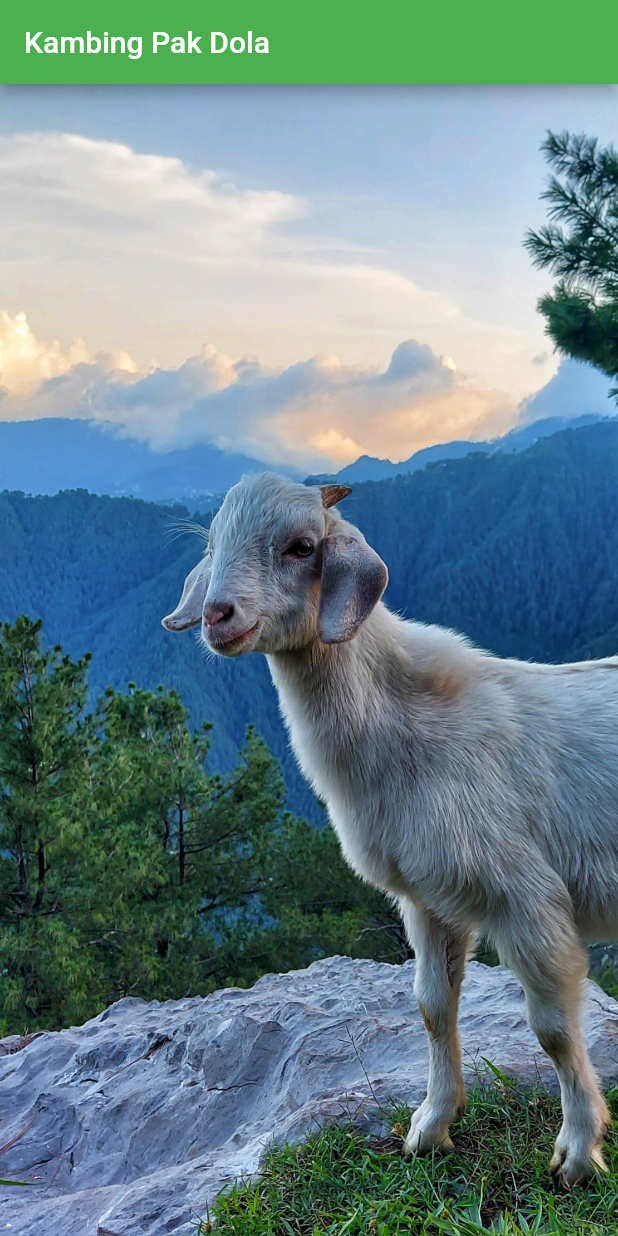
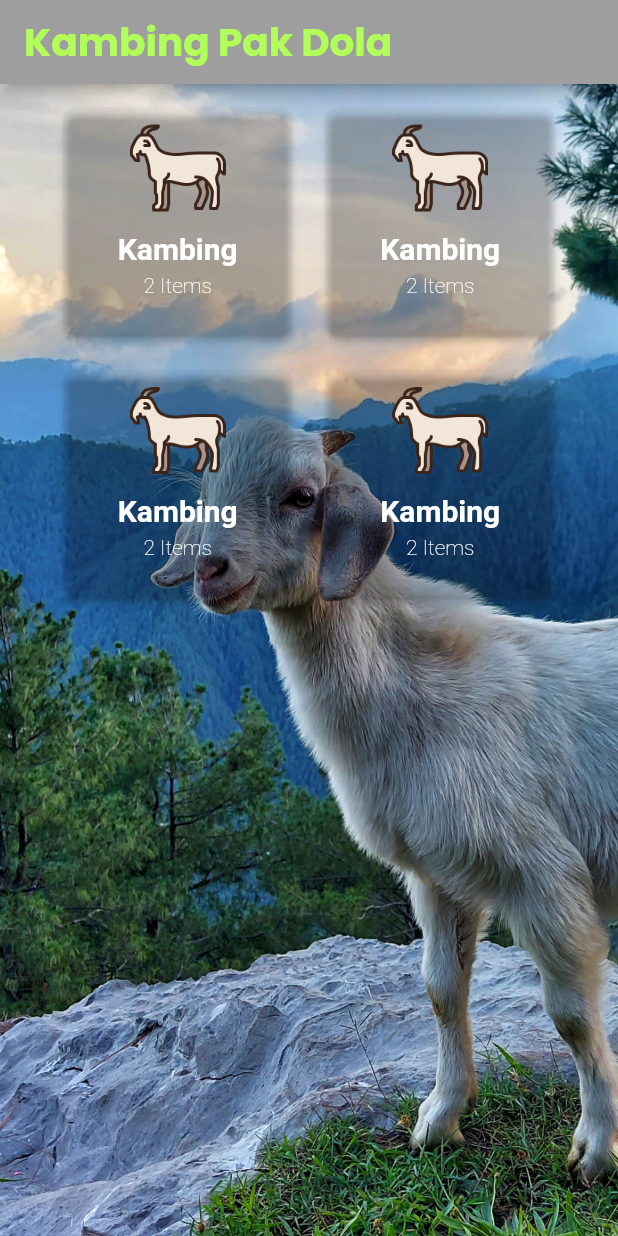
Before and after one commit to datsabahandude/kambing_padula, a Flutter app: the screen it shows after launch, on a phone screen of 412 x 824 dp. Run offline on Flutter 3.47's test engine with Material 2 defaults, Android fonts, the phone set to English and light mode, and no system bars; our stand-ins replace google_fonts.

Commit message:
add menu items and fonts #1

```diff
--- a/lib/main.dart
+++ b/lib/main.dart
@@ -1,4 +1,5 @@
 import 'package:flutter/material.dart';
+import 'package:google_fonts/google_fonts.dart';
 
 void main() {
   runApp(const MyApp());
@@ -14,16 +15,8 @@ class MyApp extends StatelessWidget {
       title: 'Flutter Demo',
       debugShowCheckedModeBanner: false,
       theme: ThemeData(
-        // This is the theme of your application.
-        //
-        // Try running your application with "flutter run". You'll see the
-        // application has a blue toolbar. Then, without quitting the app, try
-        // changing the primarySwatch below to Colors.green and then invoke
-        // "hot reload" (press "r" in the console where you ran "flutter run",
-        // or simply save your changes to "hot reload" in a Flutter IDE).
-        // Notice that the counter didn't reset back to zero; the application
-        // is not restarted.
-        primarySwatch: Colors.green,
+
+        primarySwatch: Colors.grey,
       ),
       home: const MyHomePage(title: 'Kambing Pak Dola'),
     );
@@ -43,20 +36,169 @@ class _MyHomePageState extends State<MyHomePage> {
 
   @override
   Widget build(BuildContext context) {
-    return Scaffold(
-      resizeToAvoidBottomInset: false,
+    return Container(
+      constraints: const BoxConstraints.expand(),
+      decoration: const BoxDecoration(
+          image: DecorationImage(
+              image: AssetImage("images/goated.jpg"),
+              fit: BoxFit.cover)
+      ),
+    child: Scaffold(
+        resizeToAvoidBottomInset: false,
+        backgroundColor: Colors.transparent,
       appBar: AppBar(
-        title: Text(widget.title),
+        title: Text(widget.title,
+          style: GoogleFonts.poppins(
+            textStyle: TextStyle(
+                color: Colors.lightGreenAccent,
+                fontSize: 26,
+                fontWeight: FontWeight.bold),),),
       ),
-      body: Container(
-      padding: EdgeInsets.all(20.0),
-        decoration: BoxDecoration(
-          image: DecorationImage(
-            image: AssetImage("images/goated.jpg"),
-            fit: BoxFit.cover
-          )
-        ),
-      ),
+      body: Column(
+        crossAxisAlignment: CrossAxisAlignment.start,
+        children: [
+          Padding(
+            padding: const EdgeInsets.all(12.0),
+            child: Center(
+              child: Wrap(
+                spacing: 15.0,
+                runSpacing: 15.0,
+                children: [
+                  SizedBox(
+                    width: 160.0,
+                    height: 160.0,
+                    child: Card(
+                      color: Colors.transparent,
+                      elevation: 2.0,
+                      shape: RoundedRectangleBorder(
+                        borderRadius: BorderRadius.circular(8.0)
+                      ),
+                      child: Center(
+                        child: Padding(
+                          padding: const EdgeInsets.all(8.0),
+                          child: Column(
+                            children: [
+                              Image.asset("images/goat_icon.png",width: 64.0),
+                              SizedBox(height: 10.0),
+                              Text("Kambing", style: TextStyle(
+                                color: Colors.white,
+                                fontWeight: FontWeight.bold,
+                                fontSize: 20.0,
+                              )),
+                              SizedBox(height: 5.0),
+                              Text("2 Items", style: TextStyle(
+                                color: Colors.white,
+                                fontWeight: FontWeight.w100
+                              ),)
+                            ],
+                          ),
+                        ),
+                      ),
+                    ),
+                  ),
+                  SizedBox(
+                    width: 160.0,
+                    height: 160.0,
+                    child: Card(
+                      color: Colors.transparent,
+                      elevation: 2.0,
+                      shape: RoundedRectangleBorder(
+                          borderRadius: BorderRadius.circular(8.0)
+                      ),
+                      child: Center(
+                        child: Padding(
+                          padding: const EdgeInsets.all(8.0),
+                          child: Column(
+                            children: [
+                              Image.asset("images/goat_icon.png",width: 64.0),
+                              SizedBox(height: 10.0),
+                              Text("Kambing", style: TextStyle(
+                                color: Colors.white,
+                                fontWeight: FontWeight.bold,
+                                fontSize: 20.0,
+                              )),
+                              SizedBox(height: 5.0),
+                              Text("2 Items", style: TextStyle(
+                                  color: Colors.white,
+                                  fontWeight: FontWeight.w100
+                              ),)
+                            ],
+                          ),
+                        ),
+                      ),
+                    ),
+                  ),
+                  SizedBox(
+                    width: 160.0,
+                    height: 160.0,
+                    child: Card(
+                      color: Colors.transparent,
+                      elevation: 2.0,
+                      shape: RoundedRectangleBorder(
+                          borderRadius: BorderRadius.circular(8.0)
+                      ),
+                      child: Center(
+                        child: Padding(
+                          padding: const EdgeInsets.all(8.0),
+                          child: Column(
+                            children: [
+                              Image.asset("images/goat_icon.png",width: 64.0),
+                              SizedBox(height: 10.0),
+                              Text("Kambing", style: TextStyle(
+                                color: Colors.white,
+                                fontWeight: FontWeight.bold,
+                                fontSize: 20.0,
+                              )),
+                              SizedBox(height: 5.0),
+                              Text("2 Items", style: TextStyle(
+                                  color: Colors.white,
+                                  fontWeight: FontWeight.w100
+                              ),)
+                            ],
+                          ),
+                        ),
+                      ),
+                    ),
+                  ),
+                  SizedBox(
+                    width: 160.0,
+                    height: 160.0,
+                    child: Card(
+                      color: Colors.transparent,
+                      elevation: 2.0,
+                      shape: RoundedRectangleBorder(
+                          borderRadius: BorderRadius.circular(8.0)
+                      ),
+                      child: Center(
+                        child: Padding(
+                          padding: const EdgeInsets.all(8.0),
+                          child: Column(
+                            children: [
+                              Image.asset("images/goat_icon.png",width: 64.0),
+                              SizedBox(height: 10.0),
+                              Text("Kambing", style: TextStyle(
+                                color: Colors.white,
+                                fontWeight: FontWeight.bold,
+                                fontSize: 20.0,
+                              )),
+                              SizedBox(height: 5.0),
+                              Text("2 Items", style: TextStyle(
+                                  color: Colors.white,
+                                  fontWeight: FontWeight.w100
+                              ),)
+                            ],
+                          ),
+                        ),
+                      ),
+                    ),
+                  ),
+                ],
+              ),
+            ),
+          ),
+        ],
+      )
+    ),
     );
   }
 }
```
Also changed, not shown: pubspec.yaml (+2 -67 lines), images/goat_icon.png (added), pubspec.lock, 1 other file.
